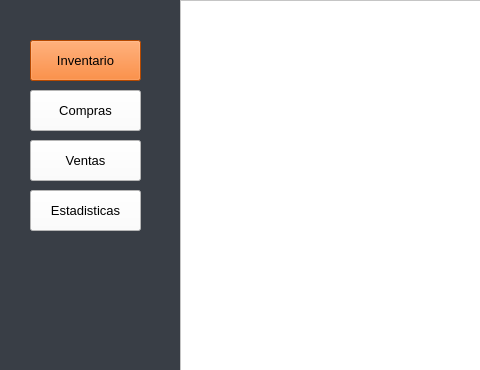
This is PROYECTO SADV 5.0/UI/templates/Inventario.ui in AlejoRm01/SADV as Qt 5 draws it before an edit; both pictures show x 0 to 480 and y 0 to 370 of the 1190 by 745 pixel window. The edited form follows.
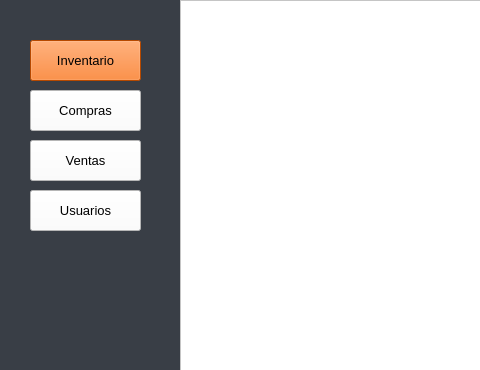
This is the edited form.

Patch:
```diff
--- a/PROYECTO SADV 5.0/UI/templates/Inventario.ui
+++ b/PROYECTO SADV 5.0/UI/templates/Inventario.ui
@@ -120,6 +120,30 @@
      <string>Ventas</string>
     </property>
    </widget>
+   <widget class="QPushButton" name="botonUsuarios">
+    <property name="geometry">
+     <rect>
+      <x>30</x>
+      <y>190</y>
+      <width>111</width>
+      <height>41</height>
+     </rect>
+    </property>
+    <property name="font">
+     <font>
+      <family>Arial</family>
+      <pointsize>10</pointsize>
+      <weight>50</weight>
+      <bold>false</bold>
+     </font>
+    </property>
+    <property name="styleSheet">
+     <string notr="true">background-color: rgb(255, 255, 255);</string>
+    </property>
+    <property name="text">
+     <string>Usuarios</string>
+    </property>
+   </widget>
    <widget class="QPushButton" name="botonCerrarSesion">
     <property name="geometry">
      <rect>
@@ -144,30 +168,6 @@
      <string>Cerrar sesion</string>
     </property>
    </widget>
-   <widget class="QPushButton" name="botonUsuarios_2">
-    <property name="geometry">
-     <rect>
-      <x>30</x>
-      <y>190</y>
-      <width>111</width>
-      <height>41</height>
-     </rect>
-    </property>
-    <property name="font">
-     <font>
-      <family>Arial</family>
-      <pointsize>10</pointsize>
-      <weight>50</weight>
-      <bold>false</bold>
-     </font>
-    </property>
-    <property name="styleSheet">
-     <string notr="true">background-color: rgb(255, 255, 255);</string>
-    </property>
-    <property name="text">
-     <string>Estadisticas</string>
-    </property>
-   </widget>
   </widget>
  </widget>
  <tabstops>
```
Left out of the diff: 1 changed line with no effect on the pictures.
